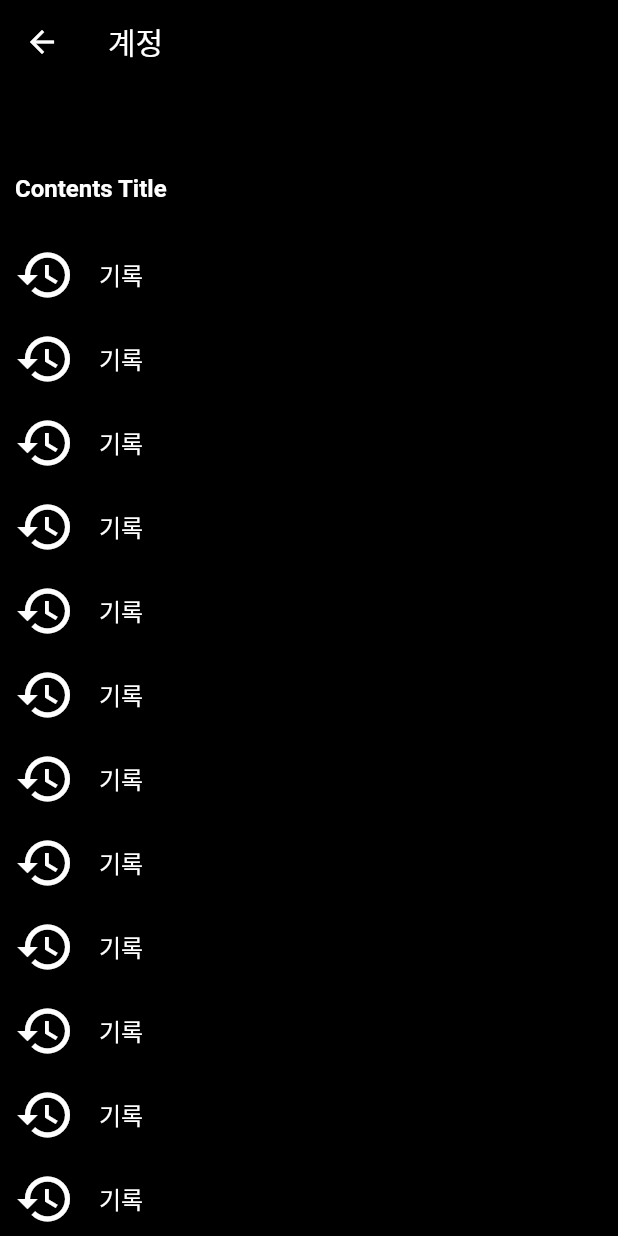
After one commit to funkibitto/flutter_locafrog, a Flutter app: the screen it shows after launch, after a tap on the "person" icon, on a phone screen of 412 x 824 dp. The commit adds this screen. Run offline on Flutter 3.47's test engine with Material 2 defaults, Android fonts, the phone set to English and light mode, and no system bars; our stand-ins replace dio, flutter_secure_storage, font_awesome_flutter, get, logger; accounts and stored records are empty; network calls fail.

Commit message:
youtube list page #1

```diff
--- a/lib/app/data/providers/api/video_api_provider.dart
+++ b/lib/app/data/providers/api/video_api_provider.dart
@@ -14,7 +14,8 @@ class VideoApiProvider {
       Response response =
           await _http.get('/youtube/v3/search', queryParameters: {
         'part': 'snippet',
-        'maxResults': 10,
+        'q': 'kpop',
+        'maxResults': 30,
         'order': 'viewCount',
         'type': 'video',
         'videoDefinition': 'high',
--- a/lib/app/modules/root/views/root_view.dart
+++ b/lib/app/modules/root/views/root_view.dart
@@ -1,17 +1,14 @@
 import 'dart:math';
 import 'package:flutter/material.dart';
 import 'package:flutter_locafrog/app/core/keep_alive_wrapper.dart';
+import 'package:flutter_locafrog/app/modules/video/views/video_view.dart';
 import 'package:font_awesome_flutter/font_awesome_flutter.dart';
 import 'package:get/get.dart';
 import 'package:flutter_locafrog/app/modules/root/controllers/root_controller.dart';
 
 class RootView extends GetView<RootController> {
   final List _pages = [
-    {
-      'widget': TabTestView(key: UniqueKey()),
-      'icon': FontAwesomeIcons.youtube,
-      'text': 'Video'
-    },
+    {'widget': VideoView(), 'icon': FontAwesomeIcons.youtube, 'text': 'Video'},
     {
       'widget': TabTestView(key: UniqueKey()),
       'icon': FontAwesomeIcons.shoppingBag,
@@ -39,11 +36,11 @@ class RootView extends GetView<RootController> {
         ),
         physics: const NeverScrollableScrollPhysics(),
       ),
-      bottomNavigationBar: _getBottomTab(),
+      bottomNavigationBar: _bottomNavigationBar(),
     );
   }
 
-  Widget _getBottomTab() {
+  Widget _bottomNavigationBar() {
     return Container(
       height: 80,
       decoration: const BoxDecoration(color: Colors.black),
--- /dev/null
+++ b/lib/app/modules/setting/bindings/setting_binding.dart
@@ -0,0 +1,12 @@
+import 'package:get/get.dart';
+
+import '../controllers/setting_controller.dart';
+
+class SettingBinding extends Bindings {
+  @override
+  void dependencies() {
+    Get.lazyPut<SettingController>(
+      () => SettingController(),
+    );
+  }
+}
--- /dev/null
+++ b/lib/app/modules/setting/controllers/setting_controller.dart
@@ -0,0 +1,46 @@
+import 'package:flutter_locafrog/app/data/models/user/user_model.dart';
+import 'package:flutter_locafrog/app/data/providers/api/user_api_provider.dart';
+import 'package:flutter_locafrog/app/data/repositories/user_repository.dart';
+import 'package:get/get.dart';
+
+class SettingController extends GetxController {
+  RxBool isLoading = false.obs;
+  late UserRepository _userRepository;
+  late Rxn<UserModel> user = Rxn<UserModel>();
+
+  SettingController() {
+    _userRepository = UserRepository(apiClient: UserApiProvider());
+  }
+
+  static SettingController get to => Get.find();
+
+  @override
+  void onInit() {
+    print('=============UserModel start ${user}');
+    updateUserInfo();
+    super.onInit();
+  }
+
+  void conStart() {
+    print('=============UserModel conStart ${user}');
+  }
+
+  void updateUserInfo() async {
+    isLoading(true);
+    // await 1.delay();
+
+    final result = await _userRepository.getUser();
+    if (result != null) {
+      user.value = result;
+    }
+    isLoading(false);
+  }
+
+  @override
+  void onReady() {
+    super.onReady();
+  }
+
+  @override
+  void onClose() {}
+}
--- /dev/null
+++ b/lib/app/modules/setting/views/setting_view.dart
@@ -0,0 +1,135 @@
+import 'package:flutter/material.dart';
+
+import 'package:get/get.dart';
+
+import '../controllers/setting_controller.dart';
+
+class SettingView extends GetView<SettingController> {
+  final padding = EdgeInsets.symmetric(horizontal: 10);
+
+  @override
+  Widget build(BuildContext context) {
+    return Scaffold(
+      appBar: AppBar(
+        title: Text('계정'),
+        centerTitle: false,
+      ),
+      body: ListView(
+        padding: padding.add(EdgeInsets.symmetric(vertical: 10)),
+        children: <Widget>[
+          Obx(
+            () => controller.user.value != null
+                ? buildHeader(
+                    urlImage: controller.user.value!.profileImageUrl,
+                    name: controller.user.value!.name,
+                    email: controller.user.value!.email,
+                    onClicked: () => {})
+                : Container(),
+          ),
+          const SizedBox(height: 50),
+          Text(
+            'Contents Title',
+            style: TextStyle(
+              fontSize: 16,
+              color: Colors.white,
+              fontWeight: FontWeight.w700,
+            ),
+          ),
+          const SizedBox(height: 20),
+          Container(
+            child: Column(
+              crossAxisAlignment: CrossAxisAlignment.start,
+              children: [
+                buildMenuItem(text: '기록', icon: Icons.history),
+                buildMenuItem(text: '기록', icon: Icons.history),
+                buildMenuItem(text: '기록', icon: Icons.history),
+                buildMenuItem(text: '기록', icon: Icons.history),
+                buildMenuItem(text: '기록', icon: Icons.history),
+                buildMenuItem(text: '기록', icon: Icons.history),
+                buildMenuItem(text: '기록', icon: Icons.history),
+                buildMenuItem(text: '기록', icon: Icons.history),
+                buildMenuItem(text: '기록', icon: Icons.history),
+                buildMenuItem(text: '기록', icon: Icons.history),
+                buildMenuItem(text: '기록', icon: Icons.history),
+                buildMenuItem(text: '기록', icon: Icons.history),
+                buildMenuItem(text: '기록', icon: Icons.history),
+                buildMenuItem(text: '기록', icon: Icons.history),
+                buildMenuItem(text: '기록', icon: Icons.history),
+                buildMenuItem(text: '기록', icon: Icons.history),
+                buildMenuItem(text: '기록', icon: Icons.history),
+              ],
+            ),
+          )
+        ],
+      ),
+    );
+  }
+
+  Widget buildHeader({
+    required String urlImage,
+    required String name,
+    required String email,
+    required VoidCallback onClicked,
+  }) =>
+      InkWell(
+        onTap: onClicked,
+        child: Container(
+          child: Row(
+            children: [
+              CircleAvatar(
+                radius: 18,
+                backgroundImage: NetworkImage(urlImage),
+              ),
+              SizedBox(width: 20),
+              Column(
+                crossAxisAlignment: CrossAxisAlignment.start,
+                children: [
+                  Text(
+                    name,
+                    style: TextStyle(
+                      fontSize: 15,
+                      color: Colors.white,
+                      fontWeight: FontWeight.w700,
+                    ),
+                  ),
+                  const SizedBox(
+                    height: 2,
+                  ),
+                  Text(
+                    email,
+                    style: TextStyle(fontSize: 14, color: Colors.lightBlue),
+                  ),
+                ],
+              ),
+              Spacer(),
+              CircleAvatar(
+                radius: 18,
+                backgroundColor: Colors.grey,
+                child: Icon(Icons.edit, color: Colors.white),
+              )
+            ],
+          ),
+        ),
+      );
+
+  Widget buildMenuItem({
+    required String text,
+    required IconData icon,
+    VoidCallback? onClicked,
+  }) {
+    final color = Colors.white;
+    final hoverColor = Colors.white70;
+
+    return ListTile(
+      contentPadding: EdgeInsets.symmetric(horizontal: 0),
+      leading: Icon(
+        icon,
+        color: color,
+        size: 40,
+      ),
+      title: Text(text, style: TextStyle(color: color)),
+      hoverColor: hoverColor,
+      onTap: onClicked,
+    );
+  }
+}
--- /dev/null
+++ b/lib/app/modules/video/controllers/video_controller.dart
@@ -0,0 +1,53 @@
+import 'package:flutter/material.dart';
+import 'package:flutter_locafrog/app/data/models/video/video_list_model.dart';
+import 'package:flutter_locafrog/app/data/providers/api/video_api_provider.dart';
+import 'package:flutter_locafrog/app/data/repositories/video_repository.dart';
+import 'package:get/get.dart';
+import 'package:logger/logger.dart';
+
+var logger = Logger();
+
+class VideoController extends GetxController {
+  static VideoController get to => Get.find();
+
+  // states
+  Rx<VideoListModel> videoList = VideoListModel().obs;
+  RxBool isLoading = false.obs;
+  late VideoRepository _videoRepository;
+
+  ScrollController scrollController = ScrollController();
+
+  VideoController() {
+    _videoRepository = VideoRepository(apiClient: VideoApiProvider());
+  }
+
+  @override
+  void onInit() {
+    getYoutubeVidoes();
+    print('=============VideoController start');
+    super.onInit();
+  }
+
+  @override
+  void onReady() {
+    super.onReady();
+  }
+
+  @override
+  void onClose() {
+    scrollController.dispose();
+  }
+
+  void getYoutubeVidoes() async {
+    isLoading(true);
+    // await 1.delay();
+
+    final result = await _videoRepository.getVideos("");
+    print("====getYoutubeVidoes $result");
+    if (result != null) {
+      videoList.value = result;
+      // logger.i(list);
+    }
+    isLoading(false);
+  }
+}
--- /dev/null
+++ b/lib/app/modules/video/views/video_view.dart
@@ -0,0 +1,85 @@
+import 'dart:math';
+import 'package:flutter/material.dart';
+import 'package:flutter_locafrog/app/data/models/video/video_model.dart';
+import 'package:flutter_locafrog/app/modules/auth/services/auth_service.dart';
+import 'package:flutter_locafrog/app/modules/video/controllers/video_controller.dart';
+import 'package:get/get.dart';
+
+class VideoView extends StatelessWidget {
+  VideoView({Key? key}) : super(key: key);
+
+  final controller = Get.put<VideoController>(VideoController());
+
+  AppBar _appBar() {
+    return AppBar(
+      title: const Text('@Home'),
+      centerTitle: false,
+      actions: [
+        IconButton(
+          icon: const Icon(Icons.home),
+          onPressed: () {
+            Get.toNamed('/login');
+          },
+        ),
+        IconButton(
+          icon: const Icon(Icons.access_alarm_sharp),
+          onPressed: () {
+            Get.toNamed('/login');
+          },
+        ),
+        if (AuthService.to.isLoggedIn.isTrue) ...[
+          IconButton(
+            icon: const Icon(Icons.person),
+            onPressed: () {
+              Get.toNamed('/setting');
+            },
+          )
+        ],
+      ],
+    );
+  }
+
+  Widget _listView() {
+    List<VideoModel> _list = controller.videoList.value.items;
+
+    return SingleChildScrollView(
+      controller: controller.scrollController,
+      child: Column(
+        children: List.generate(_list.length, (index) {
+          return GestureDetector(
+            onTap: () => {},
+            child: Container(
+              height: 230,
+              color: Colors.grey.withOpacity(0.5),
+              child: Image.network(
+                _list[index].snippet.thumbnails.medium.url,
+                fit: BoxFit.fitWidth,
+              ),
+            ),
+          );
+        }),
+      ),
+    );
+  }
+
+  @override
+  Widget build(BuildContext context) {
+    print('===================VideoView*****************');
+
+    return Scaffold(
+      backgroundColor: Colors.lightBlue,
+      drawerEdgeDragWidth: 20,
+      drawerEnableOpenDragGesture: false,
+      endDrawerEnableOpenDragGesture: false,
+      drawer: const Drawer(
+        child: Center(
+          child: Text("Left menu"),
+        ),
+      ),
+      appBar: _appBar(),
+      body: Obx(
+        () => controller.videoList.value.isItems ? _listView() : Container(),
+      ),
+    );
+  }
+}
--- a/lib/app/routes/app_routes.dart
+++ b/lib/app/routes/app_routes.dart
@@ -4,9 +4,13 @@ part of 'app_pages.dart';
 abstract class Routes {
   Routes._();
   static const ROOT = _Paths.ROOT;
+  static const LOGIN = _Paths.LOGIN;
+  static const SETTING = _Paths.SETTING;
 }
 
 abstract class _Paths {
   _Paths._();
   static const ROOT = '/root';
+  static const LOGIN = '/login';
+  static const SETTING = '/setting';
 }
```
Also changed, not shown: lib/app/data/models/video/video_list_model.dart (+8 -6 lines), lib/app/middleware/authcation_middleware.dart (added, +17 -0 lines), lib/app/modules/login/bindings/login_binding.dart (added, +12 -0 lines), lib/app/modules/login/controllers/login_controller.dart (added, +20 -0 lines), lib/app/modules/login/views/login_view.dart (added, +23 -0 lines), lib/app/routes/app_pages.dart (+14 -0 lines), lib/root_test_main.dart (deleted, +0 -152 lines).
